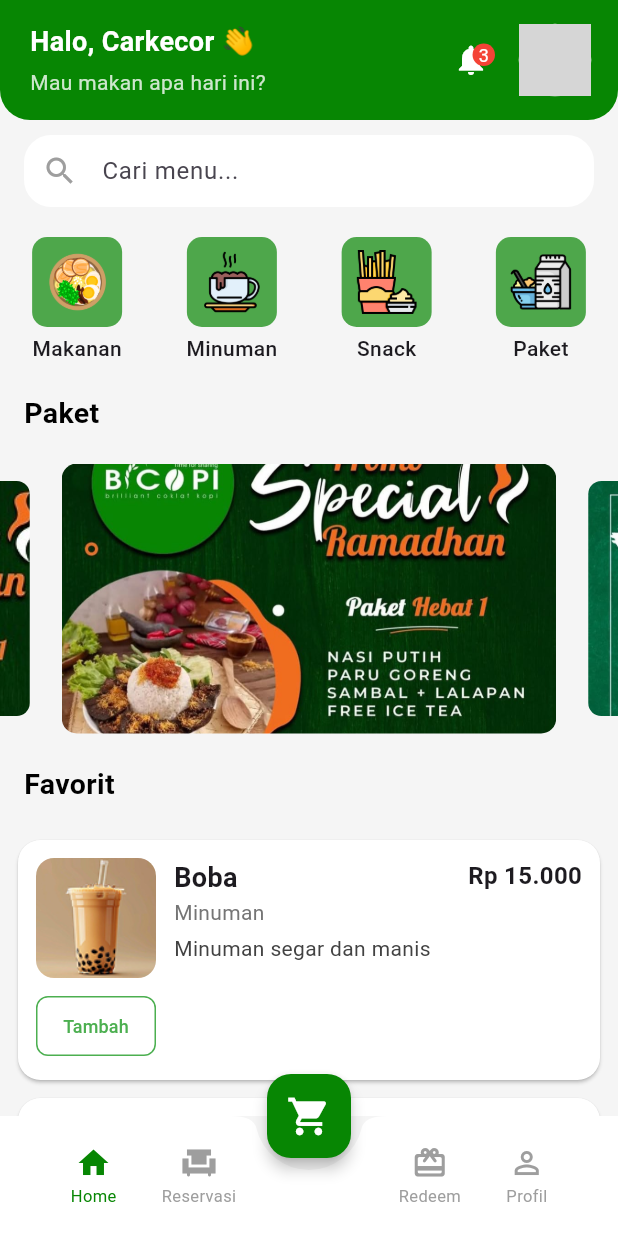
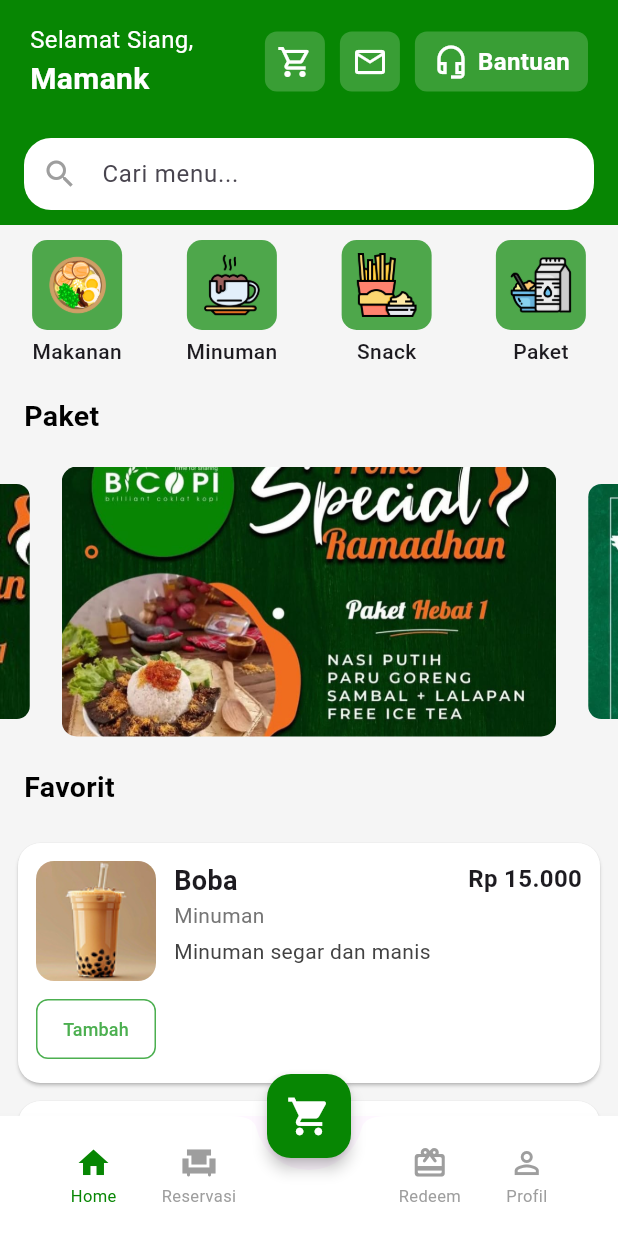
Before and after one commit to rynn26/bicopi, a Flutter app: the HomePage screen opened directly, on a phone screen of 412 x 824 dp. Run offline on Flutter 3.47's test engine with Material 3 defaults, Android fonts, the light colour scheme and no system bars; drawn by our look-alikes of carousel_slider; our stand-ins replace google_fonts, supabase_flutter; accounts and stored records are empty; Roboto replaces fonts that are missing (Poppins-Light); grey boxes are pictures that could not be loaded.

Commit message:
update profile

```diff
--- a/bichopi_mobile/lib/bukti_reservasi.dart
+++ b/bichopi_mobile/lib/bukti_reservasi.dart
@@ -1,4 +1,6 @@
 import 'package:flutter/material.dart';
+import 'package:url_launcher/url_launcher.dart';
+
 
 class HasilReservasiScreen extends StatelessWidget {
   final String nama;
@@ -133,7 +135,7 @@ class HasilReservasiScreen extends StatelessWidget {
                 width: double.infinity, // Tombol memenuhi lebar parent
                 child: TextButton(
                   onPressed: () {
-                    // Tambahkan logika untuk menghubungi WhatsApp
+                    _openWhatsApp();
                   },
                   style: TextButton.styleFrom(
                     backgroundColor: const Color(0xFF078603),
@@ -177,4 +179,17 @@ class HasilReservasiScreen extends StatelessWidget {
       ),
     );
   }
+
+  void _openWhatsApp() async {
+    const phoneNumber = "6289601480086"; // Ganti dengan nomor WhatsApp tujuan
+    final message = Uri.encodeComponent(
+        "Halo, saya ingin mengkonfirmasi reservasi atas nama $nama pada tanggal $tanggal pukul $waktu.");
+    final url = "https://wa.me/$phoneNumber?text=$message";
+
+    if (await canLaunch(url)) {
+      await launch(url);
+    } else {
+      throw "Could not launch $url";
+    }
+  }
 }
--- a/bichopi_mobile/lib/cart_halaman.dart
+++ b/bichopi_mobile/lib/cart_halaman.dart
@@ -1,7 +1,6 @@
 import 'package:flutter/material.dart';
 import 'package:supabase_flutter/supabase_flutter.dart';
 import 'payment.dart';
-import 'main.dart';
 
 class CartPage extends StatefulWidget {
   final Map<String, int> cartItems;
@@ -13,7 +12,6 @@ class CartPage extends StatefulWidget {
     required this.cartItems,
     required this.menu_makanan,
     required this.menu_minuman,
-
   });
 
   @override
@@ -91,11 +89,32 @@ class _CartPageState extends State<CartPage> {
   }
 
   void _checkout() async {
-    await _saveCartToSupabase();
-    Navigator.push(
-      context,
-      MaterialPageRoute(builder: (context) => PaymentPagee()),
+    // Tampilkan dialog konfirmasi sebelum navigasi
+    final shouldProceed = await showDialog<bool>(
+      context: context,
+      builder: (context) => AlertDialog(
+        title: const Text("Konfirmasi Checkout"),
+        content: const Text("Apakah Anda yakin ingin melanjutkan ke pembayaran?"),
+        actions: [
+          TextButton(
+            onPressed: () => Navigator.pop(context, false), // Tidak
+            child: const Text("Batal"),
+          ),
+          TextButton(
+            onPressed: () => Navigator.pop(context, true), // Ya
+            child: const Text("Lanjutkan"),
+          ),
+        ],
+      ),
     );
+
+    if (shouldProceed == true) {
+      await _saveCartToSupabase();
+      Navigator.push(
+        context,
+        MaterialPageRoute(builder: (context) => PaymentPage()),
+      );
+    }
   }
 
   @override
@@ -109,7 +128,7 @@ class _CartPageState extends State<CartPage> {
             child: cartItems.isEmpty
                 ? const Center(
                     child: Text(
-                      "Keranjangg masih kosong",
+                      "Keranjang masih kosong",
                       style:
                           TextStyle(fontSize: 16, fontWeight: FontWeight.bold),
                     ),
@@ -162,7 +181,7 @@ class _CartPageState extends State<CartPage> {
                                               style: const TextStyle(
                                                 fontSize: 14,
                                                 fontWeight: FontWeight.bold,
-                                                color:  const Color(0xFF078603),
+                                                color: Color(0xFF078603),
                                               ),
                                             ),
                                           ],
@@ -181,7 +200,7 @@ class _CartPageState extends State<CartPage> {
                                           IconButton(
                                             icon: const Icon(
                                                 Icons.add_circle_outline,
-                                                color:  const Color(0xFF078603)),
+                                                color: Color(0xFF078603)),
                                             onPressed: () =>
                                                 _increaseQuantity(itemName),
                                           ),
@@ -214,21 +233,21 @@ class _CartPageState extends State<CartPage> {
                                       MainAxisAlignment.spaceBetween,
                                   children: [
                                     const Text("Subtotal"),
-                                    Text("Rp ${_calculateSubtotal()}")
+                                    Text("Rp ${_calculateSubtotal()}"),
                                   ]),
                               Row(
                                   mainAxisAlignment:
                                       MainAxisAlignment.spaceBetween,
                                   children: [
                                     const Text("Biaya Layanan"),
-                                    Text("Rp $serviceFee")
+                                    Text("Rp $serviceFee"),
                                   ]),
                               Row(
                                   mainAxisAlignment:
                                       MainAxisAlignment.spaceBetween,
                                   children: [
                                     const Text("Total"),
-                                    Text("Rp ${_calculateTotalPrice()}")
+                                    Text("Rp ${_calculateTotalPrice()}"),
                                   ]),
                               const SizedBox(height: 12),
                               SizedBox(
@@ -239,7 +258,7 @@ class _CartPageState extends State<CartPage> {
                                   style: ElevatedButton.styleFrom(
                                     padding: const EdgeInsets.symmetric(
                                         vertical: 14),
-                                    backgroundColor:  const Color(0xFF078603),
+                                    backgroundColor: const Color(0xFF078603),
                                     foregroundColor: Colors.white,
                                     shape: RoundedRectangleBorder(
                                       borderRadius: BorderRadius.circular(8),
--- a/bichopi_mobile/lib/main.dart
+++ b/bichopi_mobile/lib/main.dart
@@ -203,7 +203,10 @@ class _HomePageState extends State<HomePage> {
       elevation: 4,
     ),
     floatingActionButtonLocation: FloatingActionButtonLocation.centerDocked,
-      bottomNavigationBar: BottomAppBar(
+    bottomNavigationBar: Material(
+      elevation: 8.0,
+      shadowColor: Colors.black.withOpacity(0.2),
+      child: BottomAppBar(
         color: Colors.white,
         shape: const CircularNotchedRectangle(),
         notchMargin: 8.0,
@@ -247,6 +250,7 @@ class _HomePageState extends State<HomePage> {
                 isFocused: _focusedIndex == 3,
               ),
             ],
+          ),
         ),
       ),
     ),
@@ -416,90 +420,88 @@ Widget _buildCategoryList(BuildContext context) {
     ),
   );
 }
-
 Widget _buildTopBar() {
   return Container(
     padding: const EdgeInsets.symmetric(horizontal: 20, vertical: 15),
     decoration: const BoxDecoration(
-      gradient: LinearGradient(
-        colors: [
-          Color(0xFF078603),
-          Color(0xFF078603),
+      color: Color(0xFF078603), // Tetap dengan latar belakang hijau
+      // Menghapus BorderRadius
+    ),
+    child: Row(
+      children: [
+        Expanded(
+          child: Column(
+            crossAxisAlignment: CrossAxisAlignment.start,
+            mainAxisAlignment: MainAxisAlignment.center,
+            children: [
+              Text(
+                style: TextStyle(
+                  fontSize: 16,
+                  color: Colors.white,
+                ),
+                "Selamat Siang,",
+              ),
+              Text(
+                style: TextStyle(
+                  fontSize: 20,
+                  color: Colors.white,
+                  fontWeight: FontWeight.bold
+                ),
+                "Mamank"
+              )
             ],
-        begin: Alignment.topLeft,
-        end: Alignment.bottomRight,
-      ),
-      borderRadius: BorderRadius.only(
-        bottomLeft: Radius.circular(20),
-        bottomRight: Radius.circular(20),
           ),
         ),
-    child: Row(
-      mainAxisAlignment: MainAxisAlignment.spaceBetween,
+        Row(
+          spacing: 10,
           children: [
-        Column(
-          crossAxisAlignment: CrossAxisAlignment.start,
-          children: [
-            const Text(
-              "Halo, Carkecor 👋",
-              style: TextStyle(
-                fontSize: 18,
-                fontWeight: FontWeight.bold,
+            Container(
+              padding: EdgeInsets.all(8),
+              decoration: BoxDecoration(
+                borderRadius: BorderRadius.circular(8),
+                color: Colors.white.withOpacity(0.2),
+              ),
+              child: Icon(
+                size: 24,
                 color: Colors.white,
+                Icons.shopping_cart_outlined,
               ),
             ),
-            const SizedBox(height: 4),
+            Container(
+              padding: EdgeInsets.all(8),
+              decoration: BoxDecoration(
+                borderRadius: BorderRadius.circular(8),
+                color: Colors.white.withOpacity(0.2),
+              ),
+              child: Icon(
+                size: 24,
+                color: Colors.white,
+                Icons.email_outlined,
+              ),
+            ),
+            Container(
+              padding: EdgeInsets.symmetric(horizontal: 12, vertical: 8),
+              decoration: BoxDecoration(
+                borderRadius: BorderRadius.circular(8),
+                color: Colors.white.withOpacity(0.2),
+              ),
+              child: Row(
+                spacing: 6,
+                children: [
+                  Icon(
+                    size: 24,
+                    color: Colors.white,
+                    Icons.headset_mic_outlined,
+                  ),
                   Text(
-              "Mau makan apa hari ini?",
+                    "Bantuan",
                     style: TextStyle(
-                fontSize: 14,
-                color: Colors.white.withOpacity(0.8),
+                      color: Colors.white,
+                      fontWeight: FontWeight.bold,
+                      fontSize: 16,
                     ),
                   ),
                 ],
-        ),
-        Row(
-          children: [
-            Stack(
-              children: [
-                IconButton(
-                  icon: const Icon(Icons.notifications, color: Colors.white),
-                  onPressed: () {
-                    // Tambahkan navigasi ke halaman notifikasi
-                  },
-                ),
-                Positioned(
-                  right: 8,
-                  top: 8,
-                  child: Container(
-                    padding: const EdgeInsets.all(4),
-                    decoration: const BoxDecoration(
-                      color: Colors.red,
-                      shape: BoxShape.circle,
-                    ),
-                    child: const Text(
-                      "3",
-                      style: TextStyle(color: Colors.white, fontSize: 12),
-                    ),
-                  ),
-                ),
-              ],
-            ),
-            const SizedBox(width: 10),
-            GestureDetector(
-              onTap: () {
-                // Tambahkan aksi seperti membuka profil
-              },
-              child: AnimatedScale(
-                scale: 1.1,
-                duration: const Duration(milliseconds: 200),
-                child: const CircleAvatar(
-                  backgroundColor: Colors.white,
-                  radius: 22,
-                  backgroundImage: NetworkImage(
-                    "https://randomuser.me/api/portraits/men/1.jpg",
-                  ),
-                ),
               ),
             ),
           ],
@@ -510,7 +512,9 @@ Widget _buildTopBar() {
 }
 
 Widget _buildSearchBar() {
-  return Padding(
+  return Container(
+    color: Color(0xFF078603), // Tambahkan warna latar belakang hijau di sini
+    child: Padding(
       padding: const EdgeInsets.symmetric(horizontal: 16, vertical: 10),
       child: TextField(
         // Saat pengguna mengetik, filter menu
@@ -524,6 +528,7 @@ Widget _buildSearchBar() {
             borderSide: BorderSide.none,
           ),
           contentPadding: const EdgeInsets.symmetric(vertical: 10),
+        ),
       ),
     ),
   );
--- a/bichopi_mobile/lib/menu_makanan.dart
+++ b/bichopi_mobile/lib/menu_makanan.dart
@@ -82,7 +82,7 @@ class _FoodMenuPageState extends State<FoodMenuPage> {
         behavior: HitTestBehavior.opaque, // Memastikan GestureDetector menangkap tap di seluruh area modal
         child: Container(
           padding: const EdgeInsets.all(12),
-          decoration: const BoxDecoration(
+          decoration: const BoxDecoration (
             color: Color(0xFF078603), // Warna hijau
             borderRadius: BorderRadius.vertical(top: Radius.circular(12)),
           ),
--- a/bichopi_mobile/lib/payment.dart
+++ b/bichopi_mobile/lib/payment.dart
@@ -1,11 +1,12 @@
 import 'package:flutter/material.dart';
+import 'cart_halaman.dart';
 
-class PaymentPagee extends StatefulWidget {
+class PaymentPage extends StatefulWidget {
   @override
   _PaymentPageState createState() => _PaymentPageState();
 }
 
-class _PaymentPageState extends State<PaymentPagee> {
+class _PaymentPageState extends State<PaymentPage> {
   bool isCashSelected = true;
 
   @override
--- a/bichopi_mobile/pubspec.yaml
+++ b/bichopi_mobile/pubspec.yaml
@@ -45,7 +45,7 @@ dependencies:
   intl: ^0.18.1
   qr_flutter: ^4.1.0
   http: ^0.13.4
-
+  url_launcher: ^6.1.7
 
 
 dev_dependencies:
```
Also changed, not shown: bichopi_mobile/pubspec.lock. Lines whose indentation alone changed are shown as unchanged.
